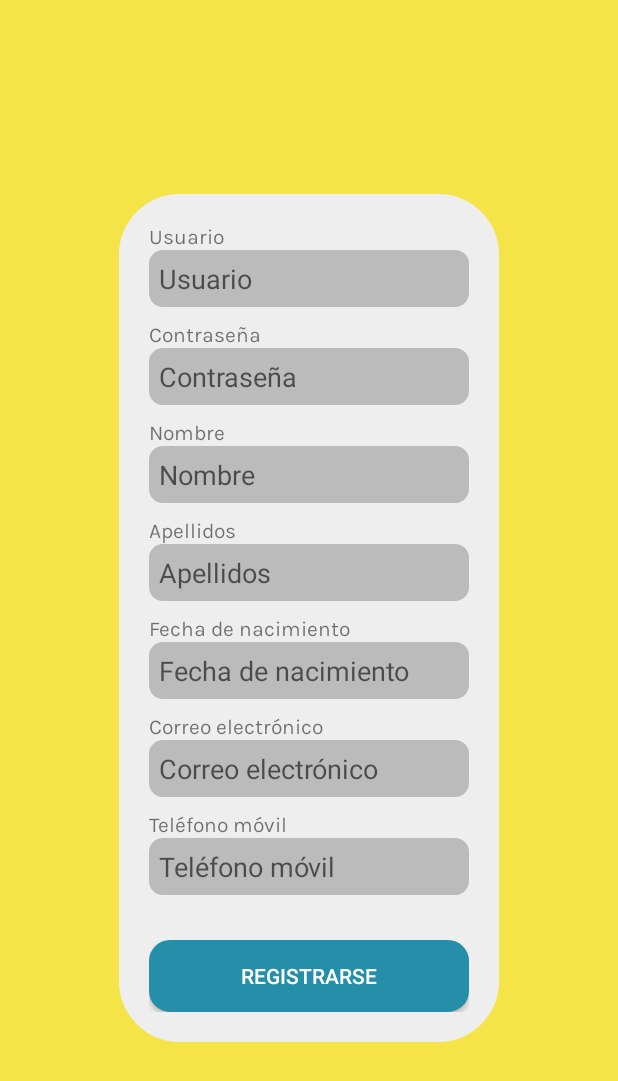
After one commit to Sartiyos/Recetas, an Android app: the RegisterActivity screen opened directly, with no data from a screen before it, on a phone screen of 412 x 824 dp. The commit adds this screen. Shown: the top 1081 px of the screen. Run offline under Robolectric (Android 15) with nearby library versions, the phone set to English and light mode, and no system bars; our stand-ins replace Volley.

Commit message:
Conexión con base de datos terminada. Aún queda por realizar el mapa

```diff
--- a/app/src/main/java/com/miguelbd/recetas/actividades/MainActivity.java
+++ b/app/src/main/java/com/miguelbd/recetas/actividades/MainActivity.java
@@ -7,10 +7,10 @@ import android.support.v4.app.Fragment;
 import android.support.v4.app.FragmentTransaction;
 import android.support.v7.app.AppCompatActivity;
 import android.view.MenuItem;
-import android.widget.TextView;
 
 import com.miguelbd.recetas.R;
 import com.miguelbd.recetas.fragmentos.BuscarFragment;
+import com.miguelbd.recetas.fragmentos.CocinerosFragment;
 import com.miguelbd.recetas.fragmentos.FavoritoFragment;
 import com.miguelbd.recetas.fragmentos.RecetasFragment;
 
@@ -42,6 +42,9 @@ public class MainActivity extends AppCompatActivity {
                     case R.id.nav_fav:
                         fragment = new FavoritoFragment();
                         break;
+                    case R.id.nav_ubi:
+                        fragment = new CocinerosFragment();
+                        break;
                 }
                 replaceFragment(fragment);
                 return true;
--- /dev/null
+++ b/app/src/main/java/com/miguelbd/recetas/actividades/RegisterActivity.java
@@ -0,0 +1,112 @@
+package com.miguelbd.recetas.actividades;
+
+import android.support.design.widget.Snackbar;
+import android.support.v7.app.AppCompatActivity;
+import android.os.Bundle;
+import android.util.Log;
+import android.view.View;
+import android.widget.Button;
+import android.widget.EditText;
+import android.widget.Toast;
+
+import com.android.volley.Request;
+import com.android.volley.RequestQueue;
+import com.android.volley.Response;
+import com.android.volley.VolleyError;
+import com.android.volley.toolbox.JsonObjectRequest;
+import com.android.volley.toolbox.Volley;
+import com.miguelbd.recetas.R;
+
+import org.json.JSONArray;
+import org.json.JSONObject;
+
+import java.sql.Date;
+
+public class RegisterActivity extends AppCompatActivity {
+
+    private EditText edtUsuario;
+    private EditText edtPassword;
+    private EditText edtNombre;
+    private EditText edtApellidos;
+    private EditText edtFNacimiento;
+    private EditText edtEmail;
+    private EditText edtTelefono;
+    private Button   btnRegistrarse;
+
+    // Atributos para la conexión del web service
+    RequestQueue request;
+    JsonObjectRequest jsonObjectRequest;
+
+    @Override
+    protected void onCreate(Bundle savedInstanceState) {
+        super.onCreate(savedInstanceState);
+        setContentView(R.layout.activity_register);
+
+        // Relacionamos los atributos con los elementos del XML
+        edtUsuario     = (EditText) findViewById(R.id.edtUsuario);
+        edtPassword    = (EditText) findViewById(R.id.edtPassword);
+        edtNombre      = (EditText) findViewById(R.id.edtNombre);
+        edtApellidos   = (EditText) findViewById(R.id.edtApellido);
+        edtFNacimiento = (EditText) findViewById(R.id.edtFecha);
+        edtEmail       = (EditText) findViewById(R.id.edtEmail);
+        edtTelefono    = (EditText) findViewById(R.id.edtTelefono);
+        btnRegistrarse = (Button) findViewById(R.id.btnRegistrar);
+
+        request = Volley.newRequestQueue(this);
+
+        // Creamos una escucha para el botón Registrárse
+        btnRegistrarse.setOnClickListener(new View.OnClickListener() {
+            @Override
+            public void onClick(View v) {
+                cargarWebService(v);
+            }
+        });
+
+    }
+
+    private void cargarWebService(View v) {
+        final View view = v;
+
+        String usuario   = edtUsuario.getText().toString();
+        String password  = edtPassword.getText().toString();
+        String nombre    = edtNombre.getText().toString();
+        String apellidos = edtApellidos.getText().toString();
+        String fecha     = edtFNacimiento.getText().toString();
+        String email     = edtEmail.getText().toString();
+        String telefono  = edtTelefono.getText().toString();
+
+        if(usuario.isEmpty() || password.isEmpty() || nombre.isEmpty() || apellidos.isEmpty() ||
+            fecha.isEmpty() || email.isEmpty() || telefono.isEmpty()) {
+            Snackbar.make(view, "Debe de rellenar todos los campos", Snackbar.LENGTH_LONG).show();
+        }
+        else {
+
+            int telf = Integer.parseInt(telefono);
+
+            // Creamos un string con el url del servidor con los datos del nuevo usuario
+            String url = "http://192.168.1.142/recetas/registro.php?usuario=" + usuario +
+                    "&clave=" + password + "&nombre=" + nombre + "&apellidos=" + apellidos +
+                    "&fNacimiento=" + fecha + "&email=" + email + "&telefono=" + telf +
+                    "&foto=null";
+
+            // Reemplazamos los espacios por el %20
+            url = url.replace(" ", "%20");
+
+            JsonObjectRequest jsonObjectRequest = new JsonObjectRequest
+                    (Request.Method.GET, url, null, new Response.Listener<JSONObject>() {
+                        @Override
+                        public void onResponse(JSONObject response) {
+                            Toast.makeText(getApplicationContext(), "Registro completado", Toast.LENGTH_SHORT).show();
+                            finish();
+                        }
+                    }, new Response.ErrorListener() {
+
+                        @Override
+                        public void onErrorResponse(VolleyError error) {
+                            Snackbar.make(view, "Error al registrarse", Snackbar.LENGTH_LONG).show();
+                        }
+                    });
+            request.add(jsonObjectRequest);
+        }
+    }
+}
--- a/app/src/main/res/drawable/redondeo.xml
+++ b/app/src/main/res/drawable/redondeo.xml
@@ -7,5 +7,5 @@
 
     <solid android:color="#ffEEEEEE" />
 
-    <corners android:radius="20px"/>
+    <corners android:radius="60px"/>
 </shape>
--- /dev/null
+++ b/app/src/main/res/layout/activity_register.xml
@@ -0,0 +1,156 @@
+<?xml version="1.0" encoding="utf-8"?>
+<android.support.constraint.ConstraintLayout xmlns:android="http://schemas.android.com/apk/res/android"
+    xmlns:app="http://schemas.android.com/apk/res-auto"
+    xmlns:tools="http://schemas.android.com/tools"
+    android:layout_width="match_parent"
+    android:layout_height="match_parent"
+    android:background="@color/colorPrimary"
+    tools:context=".actividades.RegisterActivity">
+
+    <LinearLayout
+        android:id="@+id/contenedor"
+        android:layout_width="wrap_content"
+        android:layout_height="wrap_content"
+        android:layout_marginStart="8dp"
+        android:layout_marginLeft="8dp"
+        android:layout_marginTop="8dp"
+        android:layout_marginEnd="8dp"
+        android:layout_marginRight="8dp"
+        android:layout_marginBottom="8dp"
+        android:padding="20dp"
+        android:orientation="vertical"
+        android:background="@drawable/redondeo"
+        app:layout_constraintBottom_toBottomOf="parent"
+        app:layout_constraintEnd_toEndOf="parent"
+        app:layout_constraintStart_toStartOf="parent"
+        app:layout_constraintTop_toTopOf="parent">
+
+        <TextView
+            android:id="@+id/textView4"
+            android:layout_width="match_parent"
+            android:layout_height="wrap_content"
+            android:text="@string/regUsuario"
+            app:fontFamily="@font/karla" />
+
+        <EditText
+            android:id="@+id/edtUsuario"
+            android:layout_width="match_parent"
+            android:layout_height="wrap_content"
+            android:background="@drawable/campos"
+            android:layout_marginBottom="10dp"
+            android:ems="10"
+            android:hint="@string/regUsuario"
+            android:inputType="textPersonName" />
+
+        <TextView
+            android:id="@+id/textView5"
+            android:layout_width="match_parent"
+            android:layout_height="wrap_content"
+            android:text="@string/regPassword"
+            app:fontFamily="@font/karla" />
+
+        <EditText
+            android:id="@+id/edtPassword"
+            android:layout_width="match_parent"
+            android:layout_height="wrap_content"
+            android:background="@drawable/campos"
+            android:layout_marginBottom="10dp"
+            android:ems="10"
+            android:hint="@string/regPassword"
+            android:inputType="textPassword" />
+
+        <TextView
+            android:id="@+id/textView6"
+            android:layout_width="match_parent"
+            android:layout_height="wrap_content"
+            android:text="@string/regNombre"
+            app:fontFamily="@font/karla" />
+
+        <EditText
+            android:id="@+id/edtNombre"
+            android:layout_width="match_parent"
+            android:layout_height="wrap_content"
+            android:background="@drawable/campos"
+            android:layout_marginBottom="10dp"
+            android:ems="10"
+            android:hint="@string/regNombre"
+            android:inputType="textPersonName" />
+
+        <TextView
+            android:id="@+id/textView7"
+            android:layout_width="match_parent"
+            android:layout_height="wrap_content"
+            android:text="@string/regApellidos"
+            app:fontFamily="@font/karla" />
+
+        <EditText
+            android:id="@+id/edtApellido"
+            android:layout_width="match_parent"
+            android:layout_height="wrap_content"
+            android:background="@drawable/campos"
+            android:layout_marginBottom="10dp"
+            android:ems="10"
+            android:hint="@string/regApellidos"
+            android:inputType="textPersonName" />
+
+        <TextView
+            android:id="@+id/textView8"
+            android:layout_width="match_parent"
+            android:layout_height="wrap_content"
+            android:text="@string/regFecha"
+            app:fontFamily="@font/karla" />
+
+        <EditText
+            android:id="@+id/edtFecha"
+            android:layout_width="match_parent"
+            android:layout_height="wrap_content"
+            android:background="@drawable/campos"
+            android:layout_marginBottom="10dp"
+            android:ems="10"
+            android:hint="@string/regFecha"
+            android:inputType="date" />
+
+        <TextView
+            android:id="@+id/textView9"
+            android:layout_width="match_parent"
+            android:layout_height="wrap_content"
+            android:text="@string/regEmail"
+            app:fontFamily="@font/karla" />
+
+        <EditText
+            android:id="@+id/edtEmail"
+            android:layout_width="match_parent"
+            android:layout_height="wrap_content"
+            android:background="@drawable/campos"
+            android:layout_marginBottom="10dp"
+            android:ems="10"
+            android:hint="@string/regEmail"
+            android:inputType="textEmailAddress" />
+
+        <TextView
+            android:id="@+id/textView10"
+            android:layout_width="match_parent"
+            android:layout_height="wrap_content"
+            android:text="@string/regTelefono"
+            app:fontFamily="@font/karla" />
+
+        <EditText
+            android:id="@+id/edtTelefono"
+            android:layout_width="match_parent"
+            android:layout_height="wrap_content"
+            android:background="@drawable/campos"
+            android:layout_marginBottom="10dp"
+            android:ems="10"
+            android:hint="@string/regTelefono"
+            android:inputType="phone" />
+
+        <Button
+            android:id="@+id/btnRegistrar"
+            android:layout_width="match_parent"
+            android:layout_height="wrap_content"
+            android:layout_marginTop="20dp"
+            android:background="@drawable/botones"
+            android:text="@string/signin"
+            android:textColor="@android:color/white" />
+    </LinearLayout>
+</android.support.constraint.ConstraintLayout>
--- a/app/src/main/res/menu/navigation.xml
+++ b/app/src/main/res/menu/navigation.xml
@@ -15,5 +15,9 @@
         android:id="@+id/nav_fav"
         android:icon="@drawable/ic_favorite"
         android:title="@string/favoritos" />
+    <item
+        android:id="@+id/nav_ubi"
+        android:icon="@drawable/ic_cocineros"
+        android:title="@string/ubicacion" />
 
 </menu>
--- a/app/src/main/res/values/strings.xml
+++ b/app/src/main/res/values/strings.xml
@@ -5,14 +5,25 @@
     <string name="email">Correo electrónico</string>
     <string name="passwd">Contraseña</string>
     <string name="login">Iniciar sesión</string>
-    <string name="signin">Registrarse</string>
+    <string name="signin">REGISTRARSE</string>
 
     <string name="title_activity_main">MainActivity</string>
 
     <string name="receta">Recetas</string>
     <string name="buscar">Buscar</string>
     <string name="favoritos">Favoritos</string>
+    <string name="ubicacion">Cocineros</string>
 
     <string name="construccion">ESTE APARTADO ESTA EN CONSTRUCCION</string>
 
+    <!-- String para el RegisterActivity -->
+    <string name="regUsuario">Usuario</string>
+    <string name="regPassword">Contraseña</string>
+    <string name="regNombre">Nombre</string>
+    <string name="regApellidos">Apellidos</string>
+    <string name="regFecha">Fecha de nacimiento</string>
+    <string name="regEmail">Correo electrónico</string>
+    <string name="regTelefono">Teléfono móvil</string>
+
+
 </resources>
```
Also changed, not shown: app/build.gradle (+7 -4 lines), app/src/main/AndroidManifest.xml (+28 -1 lines), app/src/main/java/com/miguelbd/recetas/actividades/LoginActivity.java (+70 -2 lines), app/src/main/java/com/miguelbd/recetas/fragmentos/CocinerosFragment.java (added, +59 -0 lines), app/src/main/res/drawable/ic_cocineros.xml (added, +4 -0 lines), app/src/main/res/layout/activity_login.xml (+5 -3 lines), app/src/main/res/layout/fragment_cocineros.xml (added, +8 -0 lines), 1 other file.
